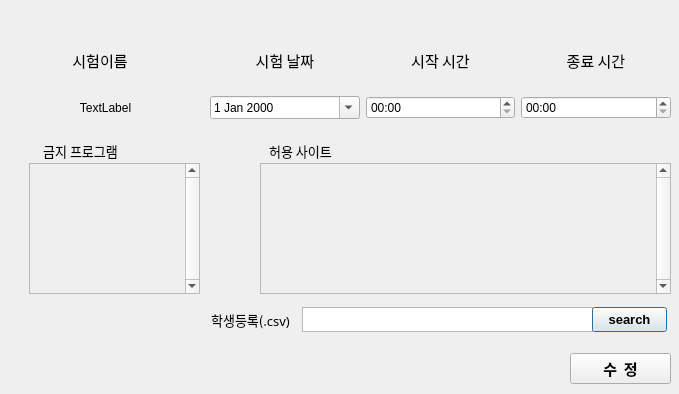
Before: the Qt Designer form DCheat_Client/DCheat/view/updateCourse.ui in DCheat/DCheat, drawn with Qt 5.
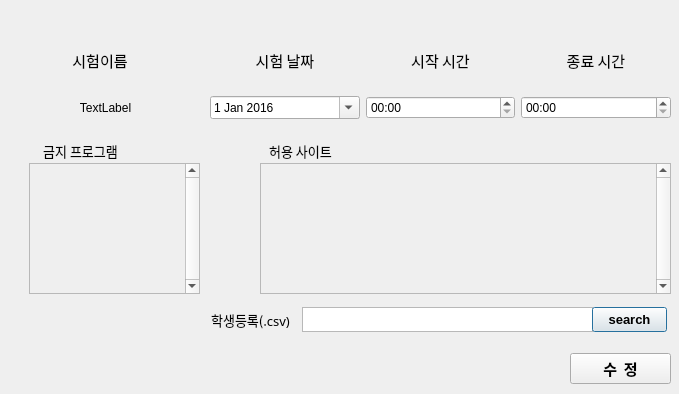
After: the same form once the commit is applied.

What changed in the file:
```diff
--- a/DCheat_Client/DCheat/view/updateCourse.ui
+++ b/DCheat_Client/DCheat/view/updateCourse.ui
@@ -125,6 +125,13 @@
    <layout class="QHBoxLayout" name="horizontalLayout_5">
     <item>
      <widget class="QDateEdit" name="dateEdit">
+      <property name="minimumDate">
+       <date>
+        <year>2016</year>
+        <month>1</month>
+        <day>1</day>
+       </date>
+      </property>
       <property name="calendarPopup">
        <bool>true</bool>
       </property>
```
